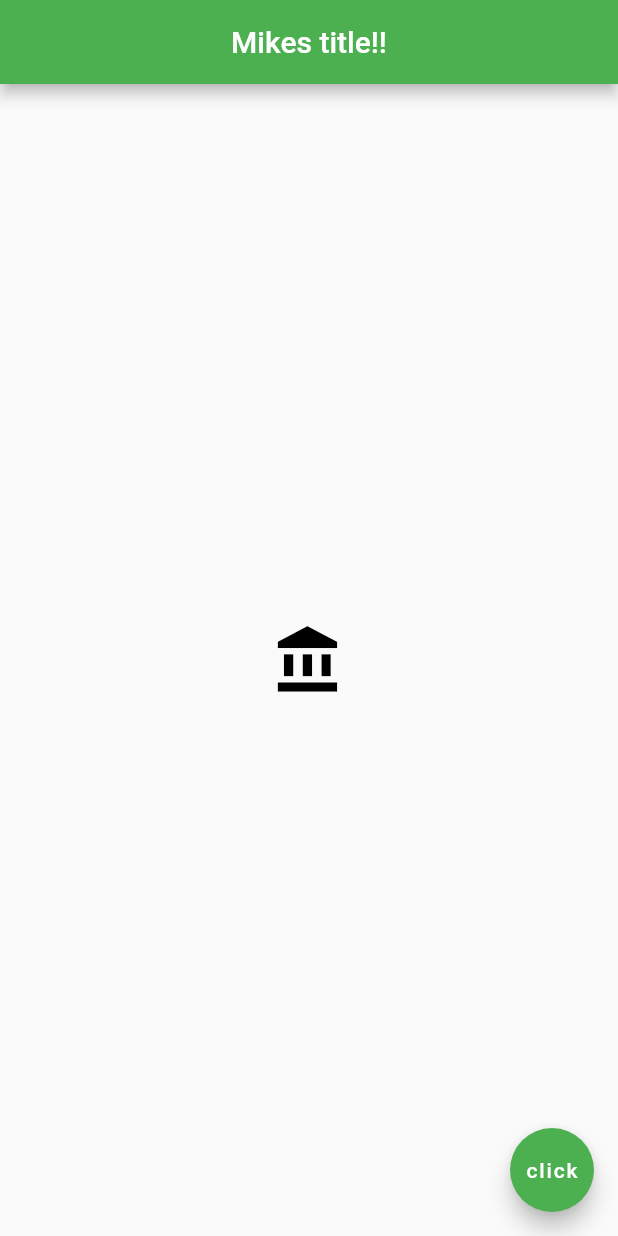
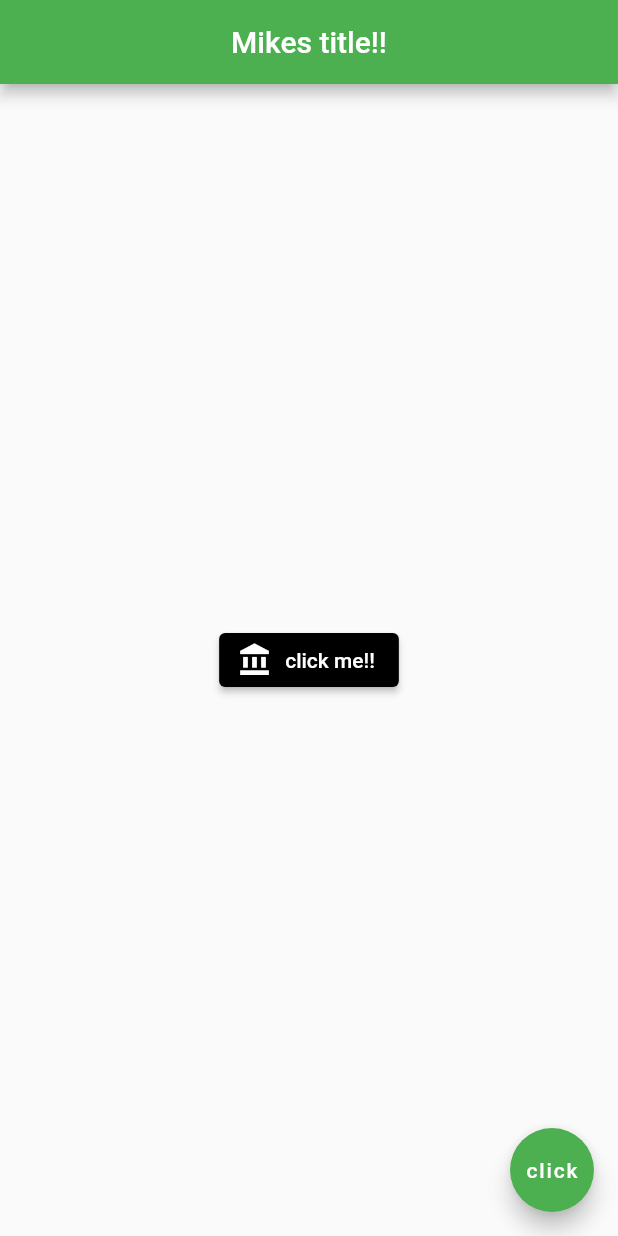
Before and after one commit to Mike-Yates/Flutter_practice_project1, a Flutter app: the screen it shows after launch, on a phone screen of 412 x 824 dp. Run offline on Flutter 3.47's test engine with Material 2 defaults, Android fonts, the phone set to English and light mode, and no system bars.

Commit message:
made an elevated button icon

```diff
--- a/lib/main.dart
+++ b/lib/main.dart
@@ -16,11 +16,18 @@ class Home extends StatelessWidget {
           backgroundColor: Colors.green,
         ),
         body: Center( // all widgets must have a property. when youre nesting widgets inside of each other, use child:
-          child: Icon(
-            Icons.account_balance_sharp,
-            color: Colors.black,
-            size: 50.0,
-          )
+          child: ElevatedButton.icon(
+            onPressed: () {
+              print("click me button was clicked.");
+            },
+            icon: Icon(
+              Icons.account_balance_sharp,
+            ),
+            label: Text("click me!!"),
+            style: ElevatedButton.styleFrom(
+            primary: Colors.black,
+            )
+          ),
         ),
         floatingActionButton: FloatingActionButton(
           onPressed: () { },  // onPressed is an anonymous function
```
